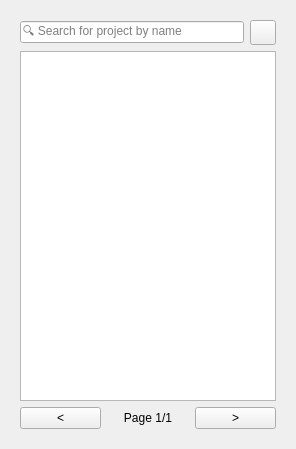
Old version of the form rana_qgis_plugin/widgets/ui/rana.ui in the repository nens/rana-qgis-plugin.
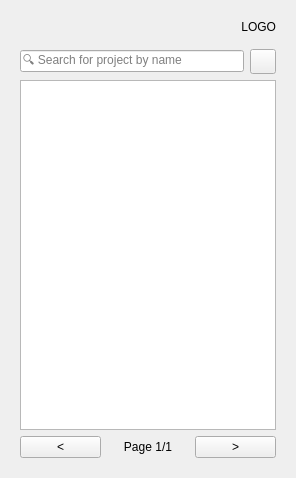
New version of the form.

Commit message: Added Rana banner to UI

The edit to the form file:
```diff
--- a/rana_qgis_plugin/widgets/ui/rana.ui
+++ b/rana_qgis_plugin/widgets/ui/rana.ui
@@ -7,6 +7,31 @@
     <layout class="QHBoxLayout" name="breadcrumbs_layout"/>
    </item>
    <item row="1" column="0">
+    <widget class="QWidget" name="widget" native="true">
+     <layout class="QHBoxLayout" name="horizontalLayout_2">
+      <property name="bottomMargin">
+       <number>0</number>
+      </property>
+      <item>
+       <layout class="QHBoxLayout" name="breadcrumbs_layout"/>
+      </item>
+      <item>
+       <widget class="QLabel" name="logo_label">
+        <property name="text">
+         <string>LOGO</string>
+        </property>
+        <property name="scaledContents">
+         <bool>false</bool>
+        </property>
+        <property name="alignment">
+         <set>Qt::AlignRight|Qt::AlignTrailing|Qt::AlignVCenter</set>
+        </property>
+       </widget>
+      </item>
+     </layout>
+    </widget>
+   </item>
+   <item row="2" column="0">
     <widget class="QStackedWidget" name="rana_widget">
      <property name="currentIndex">
       <number>0</number>
```
Left out of the diff: 85 changed lines with no effect on the pictures. The commit also changes 2 other files.
